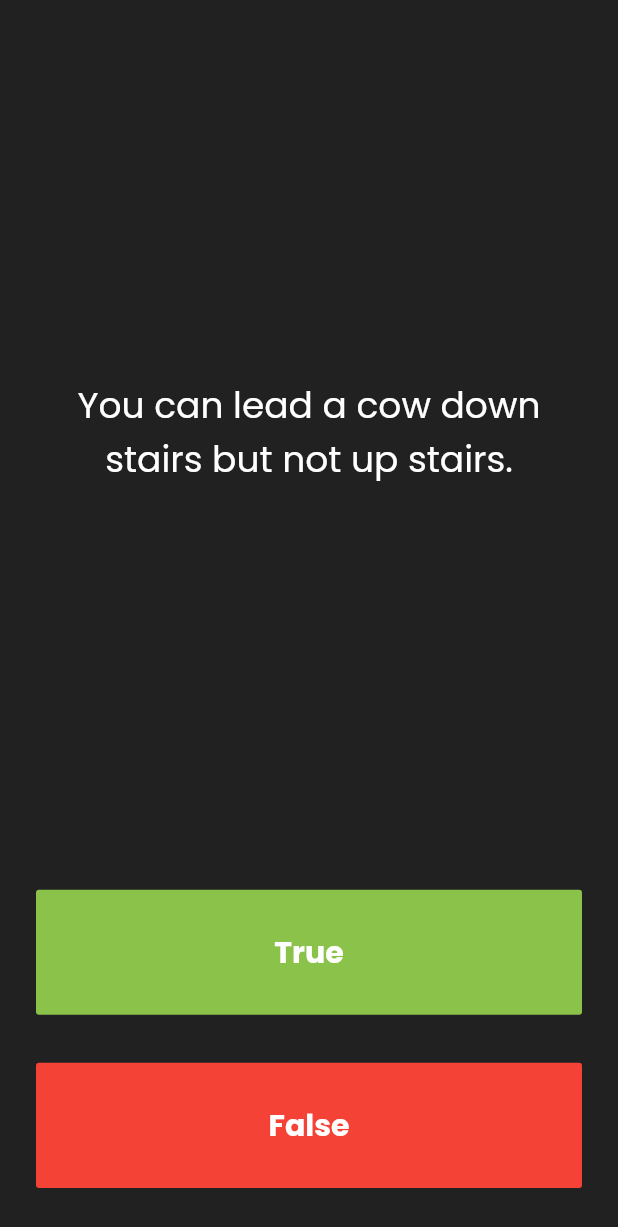
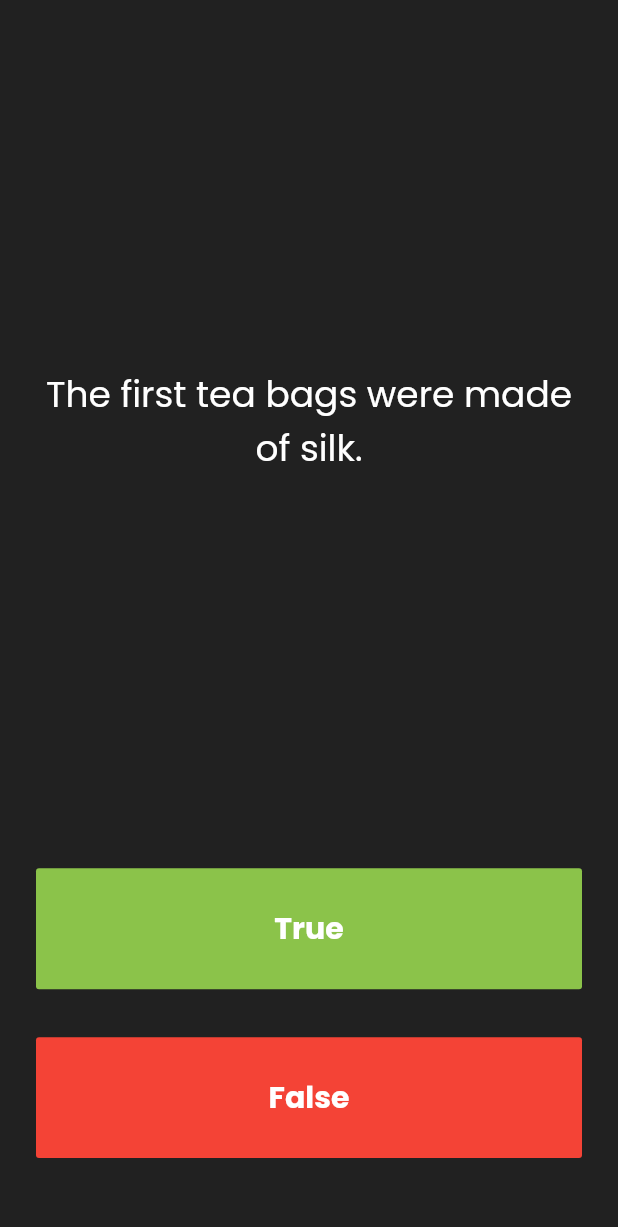
Before and after one commit to max-jellycat/quizzler, a Flutter app: the screen it shows after launch, on a phone screen of 412 x 824 dp. Shown: the top 1227 px of the screen. Run offline on Flutter 3.47's test engine with Material 2 defaults, Android fonts, the phone set to English and light mode, and no system bars.

Commit message:
quiz class

```diff
--- a/lib/main.dart
+++ b/lib/main.dart
@@ -1,5 +1,7 @@
 import 'package:flutter/material.dart';
-import 'question.dart';
+import 'quiz.dart';
+
+Quiz quiz = Quiz();
 
 void main() {
   runApp(Quizzler());
@@ -32,13 +34,6 @@ class QuizPage extends StatefulWidget {
 
 class _QuizPageState extends State<QuizPage> {
   List<Widget> scoreKeeper = [];
-  List<Question> questions = [
-    Question(q: 'You can lead a cow down stairs but not up stairs.', a: false),
-    Question(
-        q: 'Approximatively one quarter of human bones are in the feet.',
-        a: true),
-    Question(q: 'A slug\'s blood is green.', a: true)
-  ];
 
   int progressIndex = 0;
 
@@ -71,7 +66,7 @@ class _QuizPageState extends State<QuizPage> {
             padding: const EdgeInsets.all(16.0),
             child: Center(
               child: Text(
-                questions[progressIndex].text,
+                quiz.getQuestionText(progressIndex),
                 textAlign: TextAlign.center,
                 style: TextStyle(
                   fontSize: 24.0,
@@ -97,7 +92,7 @@ class _QuizPageState extends State<QuizPage> {
               ),
               onPressed: () {
                 setState(() {
-                  addScore(questions[progressIndex].answer == true);
+                  addScore(quiz.getCorrectAnswer(progressIndex) == true);
                   progressIndex++;
                 });
               },
@@ -120,7 +115,7 @@ class _QuizPageState extends State<QuizPage> {
               ),
               onPressed: () {
                 setState(() {
-                  addScore(questions[progressIndex].answer == false);
+                  addScore(quiz.getCorrectAnswer(progressIndex) == false);
                   progressIndex++;
                 });
               },
@@ -129,8 +124,11 @@ class _QuizPageState extends State<QuizPage> {
         ),
         Padding(
           padding: const EdgeInsets.symmetric(horizontal: 16.0, vertical: 8.0),
-          child: Row(
-            children: scoreKeeper,
+          child: Container(
+            height: 20.0,
+            child: Row(
+              children: scoreKeeper,
+            ),
           ),
         ),
       ],
--- a/lib/question.dart
+++ b/lib/question.dart
@@ -2,7 +2,7 @@ class Question {
   String text;
   bool answer;
 
-  Question({String q, bool a}) {
+  Question(String q, bool a) {
     this.text = q;
     this.answer = a;
   }
--- /dev/null
+++ b/lib/quiz.dart
@@ -0,0 +1,79 @@
+import 'question.dart';
+
+class Quiz {
+  List<Question> _questions = [
+    Question('The first tea bags were made of silk.', true),
+    Question('The best type of water for tea is twice-boiled water.', false),
+    Question('Chai tea comes from Russia.', false),
+    Question(
+        'Horses, ponies, donkeys, mules, and zebras are also known as equines.',
+        true),
+    Question('The first domesticated animal was the horse.', false),
+    Question(
+        'Coffee became a popular drink in North America when the Boston Tea Party made tea hard to come by.',
+        true),
+    Question(
+        'Most of the world’s coffee in the world is produced in Brazil.', true),
+    Question(
+        'The first international match of cricket was held between the United States of America and Canada.',
+        true),
+    Question('The Bible has 74 books in total.', false),
+    Question('Jesus Christ was born in Nazareth.', false),
+    Question(
+        'Flynn Rider, a fictional Disney character appearing in the film Rapunzel, was wanted for stealing a crown.',
+        true),
+    Question(
+        'Some of Disney’s films that are based upon fairy tales come from the Brothers Grimm.',
+        true),
+    Question(
+        'The founding member of The Beatles, an English rock band, was Paul McCartney.',
+        false),
+    Question('The original name of The Beatles was the Quarrymen.', true),
+    Question('The Beatles’ debut studio album is known as “Help!”', false),
+    Question(
+        'The first person to portray James Bond in a film was Sean Connery.',
+        true),
+    Question(
+        'The title of the first 3D film to be released worldwide was Forbidden Lover.',
+        false),
+    Question('There are four bases in baseball.', true),
+    Question(
+        'The United States of America declared Christmas a federal holiday in 1936.',
+        false),
+    Question('Candy canes were made to represent shepherd’s canes.', true),
+    Question('Rudolph the reindeer first appeared in 1939.', true),
+    Question(
+        'Robert Baratheon was the reigning king of Westeros at the start of the Game of Thrones.',
+        true),
+    Question(
+        'The main religion of the Seven Kingdoms is the Faith of the Seven.',
+        true),
+    Question(
+        'The Richter scale classifies hurricanes into 5 categories.', false),
+    Question('The cumulonimbus cloud most frequently forms tornadoes.', true),
+    Question('The word “yoga” is derived from a Sanskrit word meaning posture.',
+        false),
+    Question('Yoga originates from the country of Bangladesh.', false),
+    Question(
+        'Dharma refers to the duty of a person to maintain harmony in the world.',
+        true),
+    Question('Harry Potter, a fictional character, was born on June 1, 1990.',
+        false),
+    Question('James Potter was one of the four creators of the Marauder’s Map.',
+        true),
+    Question('The driest place on Earth is the Sahara Desert.', false),
+    Question('The world’s largest continent is Antarctica.', false),
+  ];
+
+  void shuffle() {
+    this._questions.shuffle();
+  }
+
+  String getQuestionText(int index) {
+    return this._questions[index].text;
+  }
+
+  bool getCorrectAnswer(int index) {
+    return this._questions[index].answer;
+  }
+}
```
